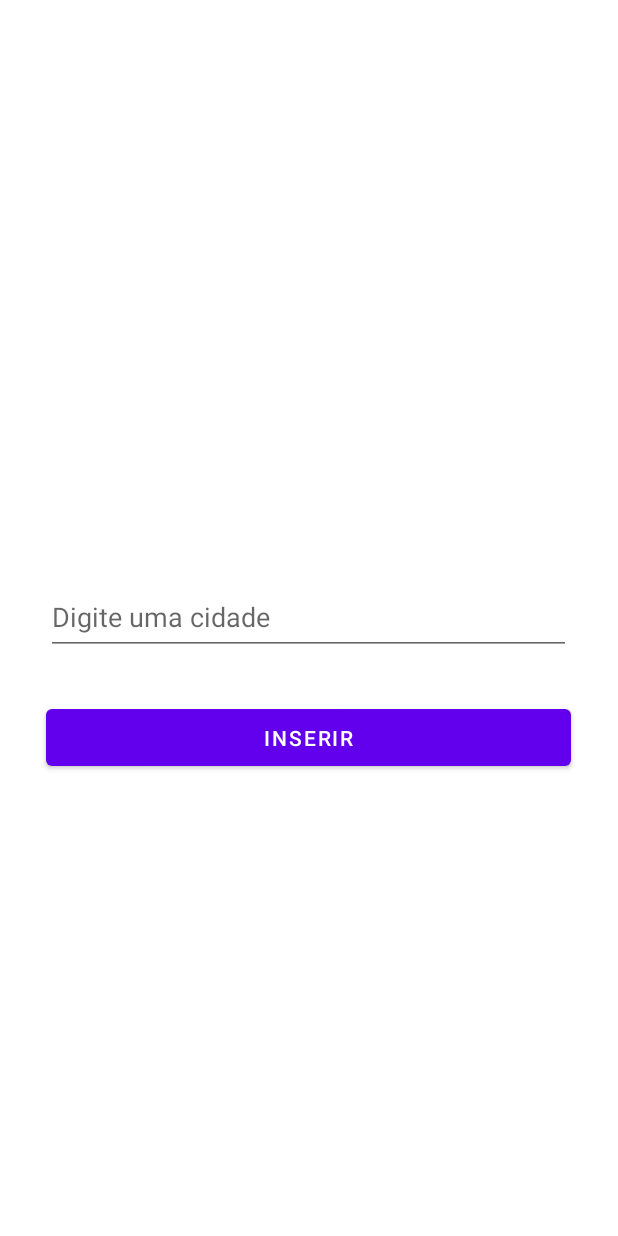
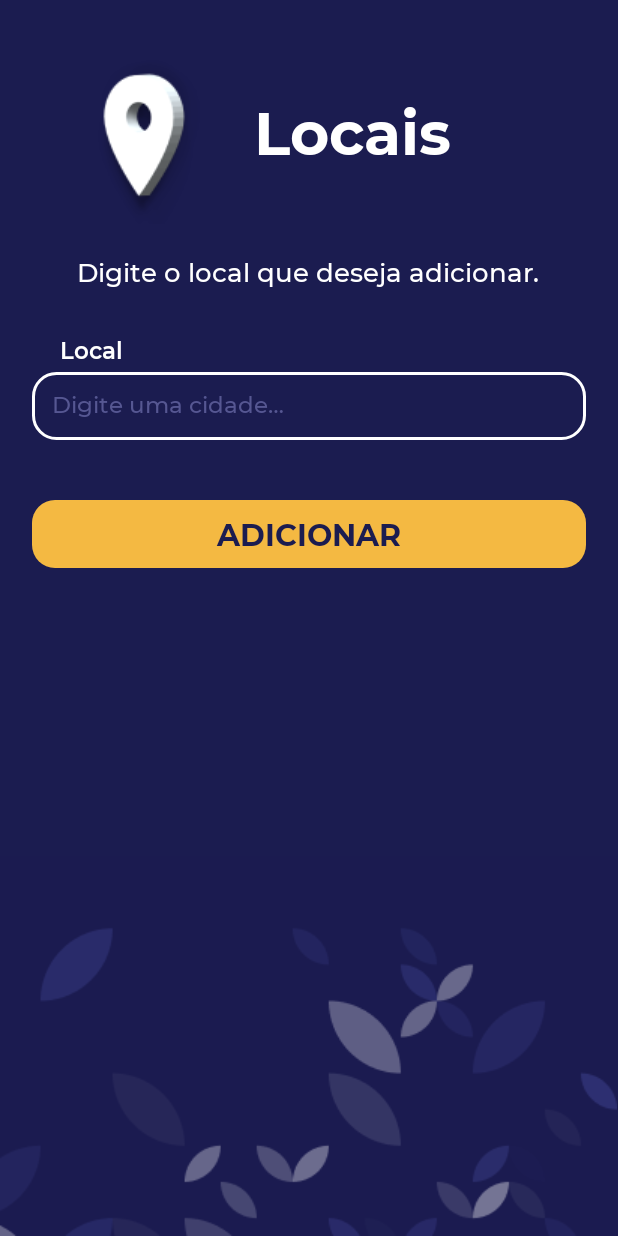
Before and after one commit to alexandre-zatti/seraQchove, an Android app: the fragment CreateLocationFragment placed in its activity, on a phone screen of 412 x 824 dp. Run offline under Robolectric (Android 15) with nearby library versions, the phone set to English and light mode, and no system bars; our stand-ins replace Room's generated code, navigation-ui; network calls fail; 1 statement that could not run was skipped.

Commit message:
Estilizado tela de locais

```diff
--- a/app/src/main/res/layout/fragment_create_location.xml
+++ b/app/src/main/res/layout/fragment_create_location.xml
@@ -3,23 +3,76 @@
     xmlns:tools="http://schemas.android.com/tools"
     android:layout_width="match_parent"
     android:layout_height="match_parent"
+    android:background="@drawable/background"
     tools:context=".fragments.CreateLocationFragment">
 
+    <ImageView
+        android:id="@+id/localPattern"
+        android:layout_width="wrap_content"
+        android:layout_height="wrap_content"
+        android:src="@drawable/locals_pattern"
+        android:layout_alignParentBottom="true"
+        />
+
+    <ImageView
+        android:id="@+id/localsIcon"
+        android:layout_width="wrap_content"
+        android:layout_height="wrap_content"
+        android:layout_marginTop="30dp"
+        android:layout_marginStart="40dp"
+        android:src="@drawable/locals_icon"
+        />
+
+    <TextView
+        style="@style/TextView"
+        android:id="@+id/text_locals"
+        android:layout_toEndOf="@id/localsIcon"
+        android:layout_marginTop="60dp"
+        android:text="@string/locals"
+        android:layout_marginStart="10dp"
+
+        android:textSize="40sp"
+        android:fontFamily="@font/montserrat_bold"
+        />
+
+    <TextView
+        style="@style/TextView"
+        android:id="@+id/text_locals_add"
+        android:layout_below="@id/localsIcon"
+        android:text="@string/add_locals"
+        android:layout_centerHorizontal="true"
+        android:layout_marginTop="20dp"
+
+        android:textSize="17sp"
+        android:fontFamily="@font/montserrat_medium"
+        />
+
+    <TextView
+        style="@style/TextView"
+        android:id="@+id/text_label_local"
+        android:layout_marginStart="40dp"
+        android:layout_below="@id/text_locals_add"
+        android:paddingBottom="4dp"
+        android:text="@string/local_label"
+        android:layout_marginTop="30dp"
+
+
+        android:textSize="15sp"
+        android:fontFamily="@font/montserrat_semi_bold"
+        />
 
     <AutoCompleteTextView
+        style="@style/EditText"
         android:id="@+id/city_field"
-        android:layout_width="350dp"
-        android:layout_height="50dp"
-        android:hint="Digite uma cidade"
-        android:layout_centerInParent="true"
+        android:hint="@string/locals_hint"
+        android:layout_below="@+id/text_label_local"
         />
 
-    <Button
+    <androidx.appcompat.widget.AppCompatButton
+        style="@style/Button"
         android:id="@+id/add_city_btn"
-        android:layout_width="350dp"
-        android:layout_height="50dp"
-        android:layout_below="@id/city_field"
-        android:layout_centerInParent="true"
-        android:layout_marginTop="30dp"
-        android:text="Inserir"/>
+        android:layout_below="@+id/city_field"
+        android:layout_marginTop="40dp"
+        android:text="@string/adicionar"
+        />
 </RelativeLayout>
--- a/app/src/main/res/values/strings.xml
+++ b/app/src/main/res/values/strings.xml
@@ -6,10 +6,17 @@
     <string name="entrar">ENTRAR</string>
     <string name="registro">Registrar</string>
 
+    <!-- LOCALS -->
+    <string name="locals">Locais</string>
+    <string name="add_locals">Digite o local que deseja adicionar.</string>
+    <string name="local_label">Local</string>
+    <string name="adicionar">ADICIONAR</string>
+
     <!-- HINTS -->
     <string name="user_hint">Digite seu usuário&#8230;</string>
     <string name="passw_hint">Digite sua senha&#8230;</string>
     <string name="passw_repeat_hint">Digite sua senha novamente&#8230;</string>
+    <string name="locals_hint">Digite uma cidade&#8230;</string>
 
     <!-- LOGIN SCREEN -->
     <string name="nao_cadastrado">Ainda não possui uma conta?</string>
```
Also changed, not shown: app/src/main/res/drawable/locals_icon.png (added), app/src/main/res/drawable/locals_pattern.png (added).
